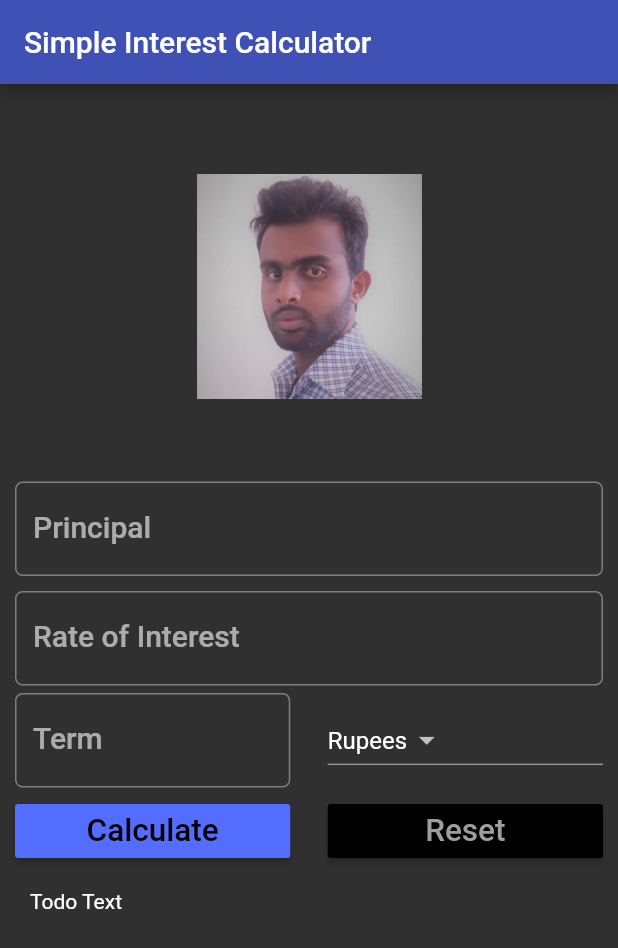
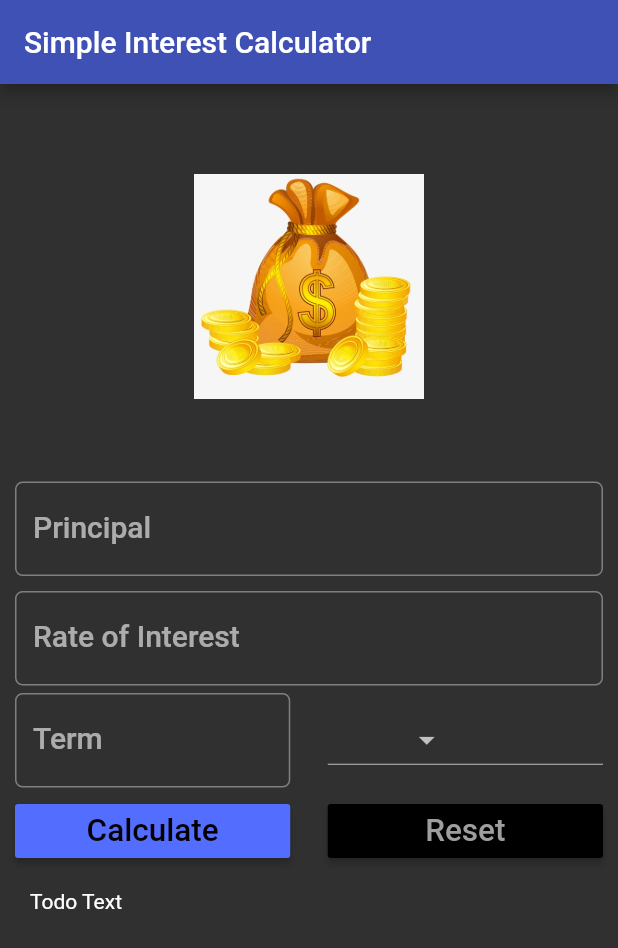
Before and after one commit to randikawann/BasicFlutter, a Flutter app: the screen it shows after launch, on a phone screen of 412 x 824 dp. Shown: the top 948 px of the screen. Run offline on Flutter 3.47's test engine with Material 2 defaults, Android fonts, the phone set to English and light mode, and no system bars.

Commit message:
initial branch commit

```diff
--- a/lib/main.dart
+++ b/lib/main.dart
@@ -31,6 +31,7 @@ class _SIFormState extends State<SIForm>{
 
   final _minimumPadding = 5.0;
   var _currencies = ['Rupees', 'Dollars','Pounds','Other'];
+  var _currentItemSelected = '';
 
   @override
   Widget build(BuildContext context) {
@@ -104,8 +105,10 @@ class _SIFormState extends State<SIForm>{
                               child: Text(values),
                             );
                           }).toList(),
-                          value:  'Rupees',
+                          value: _currentItemSelected,
                           onChanged: (String newValueSelected){
+                            _onDropDownItemSelected(newValueSelected);
+
 
                           },
                         ),
@@ -157,7 +160,7 @@ class _SIFormState extends State<SIForm>{
   }
 
   Widget getImageAssert(){
-    AssetImage assetImage = AssetImage("images/29189619.jpeg");
+    AssetImage assetImage = AssetImage("images/moneyhand.jpg");
     Image image = Image(image: assetImage, width: 150.0, height: 150.0,);
 
     return(Container(
@@ -168,4 +171,10 @@ class _SIFormState extends State<SIForm>{
     );
   }
 
+  void _onDropDownItemSelected(String newValueSelected) {
+    setState(() {
+       this._currentItemSelected = newValueSelected;
+    });
+  }
+
 }
--- a/pubspec.yaml
+++ b/pubspec.yaml
@@ -43,6 +43,7 @@ flutter:
   # To add assets to your application, add an assets section, like this:
   assets:
     - images/29189619.jpeg
+    - images/moneyhand.jpg
   #  - images/a_dot_ham.jpeg
 
   # An image asset can refer to one or more resolution-specific "variants", see
```
Also changed, not shown: images/moneyhand.jpeg (added), images/moneyhand.jpg (added).
